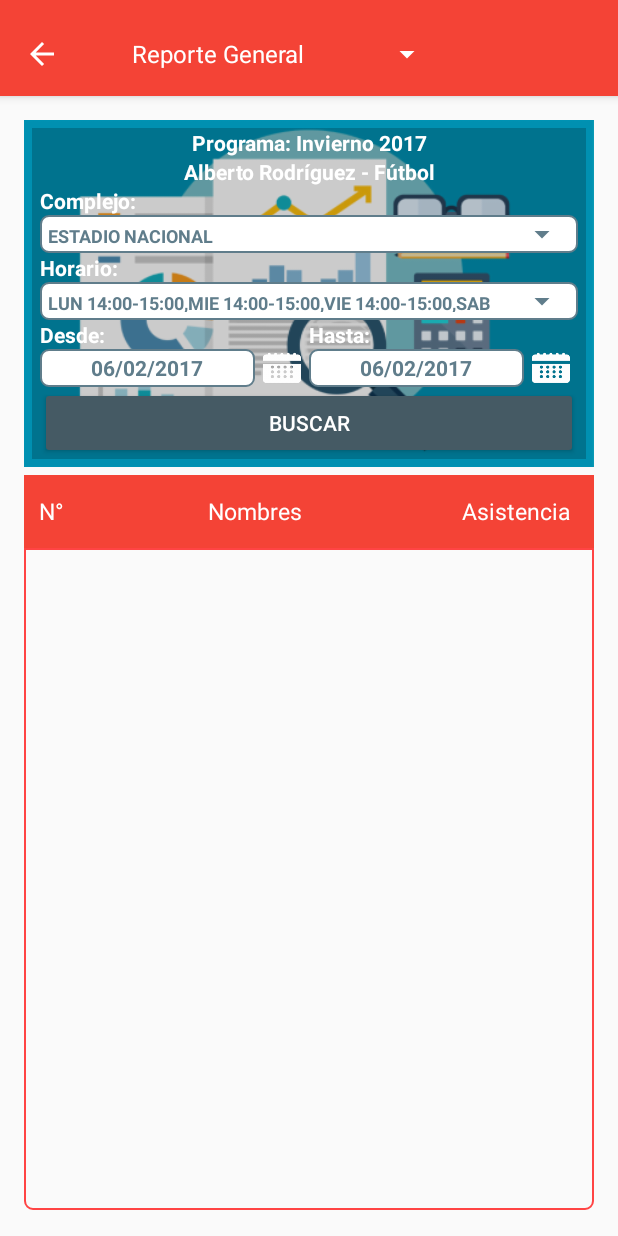
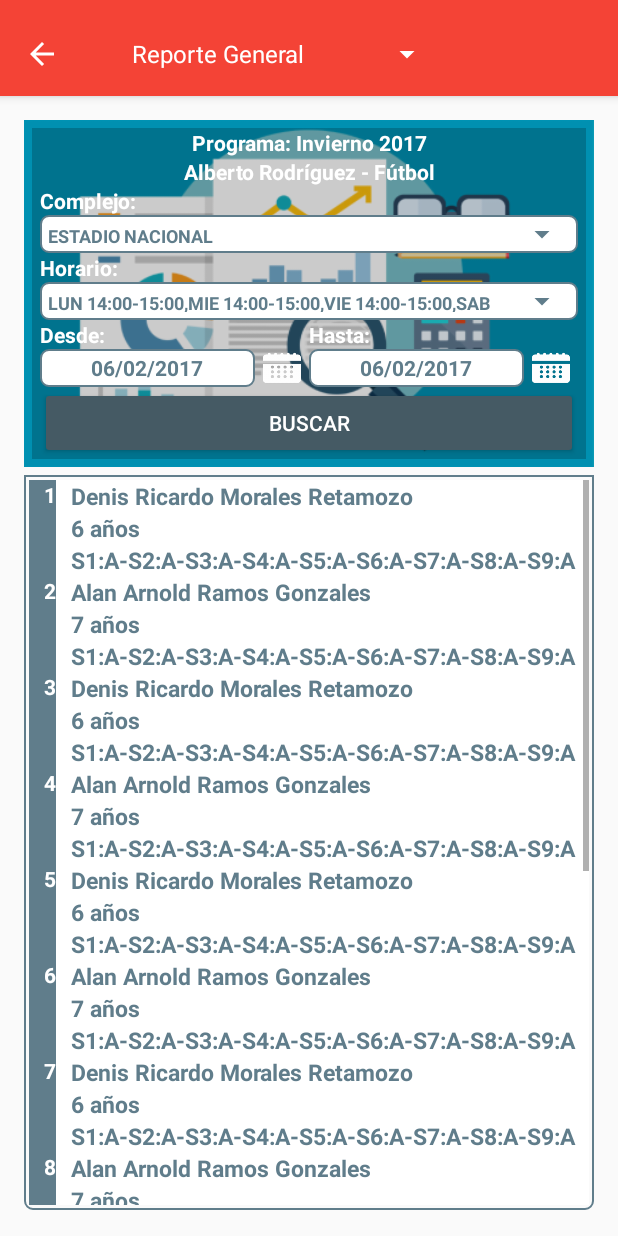
Before and after one commit to Ricindigus/ControlAsistenciaIPD, an Android app: the GeneralFragment screen opened directly, with no data from a screen before it, on a phone screen of 412 x 824 dp. Run offline under Robolectric (Android 15) with nearby library versions, the phone set to English and light mode, and no system bars.

Commit message:
agregado recycler reportes

```diff
--- /dev/null
+++ b/app/src/main/java/com/ricardo/controlasistenciaipd/AlumnoReporte.java
@@ -0,0 +1,53 @@
+package com.ricardo.controlasistenciaipd;
+
+/**
+ * Created by RICARDO on 4/03/2017.
+ */
+
+public class AlumnoReporte {
+    private String nombres;
+    private String apellidos;
+    private int edad;
+    private boolean[] asistencias;
+
+    public AlumnoReporte(){}
+
+    public AlumnoReporte(String nombres, String apellidos, int edad, boolean[] asistencias) {
+        this.nombres = nombres;
+        this.apellidos = apellidos;
+        this.edad = edad;
+        this.asistencias = asistencias;
+    }
+
+    public String getNombres() {
+        return nombres;
+    }
+
+    public void setNombres(String nombres) {
+        this.nombres = nombres;
+    }
+
+    public String getApellidos() {
+        return apellidos;
+    }
+
+    public void setApellidos(String apellidos) {
+        this.apellidos = apellidos;
+    }
+
+    public int getEdad() {
+        return edad;
+    }
+
+    public void setEdad(int edad) {
+        this.edad = edad;
+    }
+
+    public boolean[] getAsistencias() {
+        return asistencias;
+    }
+
+    public void setAsistencias(boolean[] asistencias) {
+        this.asistencias = asistencias;
+    }
+}
--- a/app/src/main/java/com/ricardo/controlasistenciaipd/AlumnoReporteAdapter.java
+++ b/app/src/main/java/com/ricardo/controlasistenciaipd/AlumnoReporteAdapter.java
@@ -13,23 +13,25 @@ import java.util.ArrayList;
  */
 
 public class AlumnoReporteAdapter extends RecyclerView.Adapter<AlumnoReporteAdapter.AlumnoViewHolder> {
-    private ArrayList<Alumno> items;
+    private ArrayList<AlumnoReporte> items;
 
     public static class AlumnoViewHolder extends RecyclerView.ViewHolder {
         // Campos respectivos de un item
         public TextView numeroAlumno;
         public TextView nombreAlumno;
+        public TextView edadAlumno;
         public TextView asistenciaAlumno;
 
         public AlumnoViewHolder(View v) {
             super(v);
-            numeroAlumno = (TextView) v.findViewById(R.id.cardviewAsistenciaNumero);
-            nombreAlumno = (TextView) v.findViewById(R.id.cardViewAsistenciaNombre);
-            asistenciaAlumno = (TextView) v.findViewById(R.id.cardViewAsistenciaEstado);
+            numeroAlumno = (TextView) v.findViewById(R.id.cardview_reporte_numero);
+            nombreAlumno = (TextView) v.findViewById(R.id.cardview_reporte_nombre);
+            edadAlumno = (TextView) v.findViewById(R.id.cardview_reporte_edad);
+            asistenciaAlumno = (TextView) v.findViewById(R.id.cardview_reporte_asistencia);
         }
     }
 
-    public AlumnoReporteAdapter(ArrayList<Alumno> items) {
+    public AlumnoReporteAdapter(ArrayList<AlumnoReporte> items) {
         this.items = items;
     }
 
@@ -41,14 +43,22 @@ public class AlumnoReporteAdapter extends RecyclerView.Adapter<AlumnoReporteAdap
     @Override
     public AlumnoReporteAdapter.AlumnoViewHolder onCreateViewHolder(ViewGroup viewGroup, int i) {
         View v = LayoutInflater.from(viewGroup.getContext())
-                .inflate(R.layout.cardview_confirmar, viewGroup, false);
+                .inflate(R.layout.cardview_alumno_reporte, viewGroup, false);
         return new AlumnoReporteAdapter.AlumnoViewHolder(v);
     }
     @Override
     public void onBindViewHolder(AlumnoReporteAdapter.AlumnoViewHolder viewHolder, int i) {
         viewHolder.numeroAlumno.setText(""+(i+1));
         viewHolder.nombreAlumno.setText(String.valueOf(items.get(i).getNombres() + " " + items.get(i).getApellidos()));
-        if(items.get(i).getAsistencia() == true) viewHolder.asistenciaAlumno.setText("A");
-        else viewHolder.asistenciaAlumno.setText("F");
+        viewHolder.edadAlumno.setText(items.get(i).getEdad()+" años");
+        String asistencias = "";
+        String valorAsistencia = "";
+        for (int j = 0; j < items.get(i).getAsistencias().length; j++) {
+            if(items.get(i).getAsistencias()[j]) valorAsistencia = "A";
+            else valorAsistencia = "F";
+            if (j > 0) asistencias = asistencias + "-S" + (j+1) + ":" + valorAsistencia;
+            else asistencias = asistencias + "S" + (j+1) + ":" + valorAsistencia;
+        }
+        viewHolder.asistenciaAlumno.setText(asistencias);
     }
 }
--- a/app/src/main/java/com/ricardo/controlasistenciaipd/AsistenciaActivity.java
+++ b/app/src/main/java/com/ricardo/controlasistenciaipd/AsistenciaActivity.java
@@ -267,14 +267,17 @@ public class AsistenciaActivity extends AppCompatActivity {
         return items;
     }
     public void cargarRecyclerView(ArrayList<Alumno> datos){
+
+        // Usar un administrador para LinearLayout
+        lManager = new LinearLayoutManager(this);
+
+        // Crear un nuevo adaptador
+        adapter = new AlumnoAdapter(datos);
+
         // Obtener el Recycler
         recycler = (RecyclerView) findViewById(R.id.reciclador);
         recycler.setHasFixedSize(true);
-        // Usar un administrador para LinearLayout
-        lManager = new LinearLayoutManager(this);
         recycler.setLayoutManager(lManager);
-        // Crear un nuevo adaptador
-        adapter = new AlumnoAdapter(datos);
         recycler.setAdapter(adapter);
     }
     public void checkClick(View v){
--- a/app/src/main/java/com/ricardo/controlasistenciaipd/ReporteGeneralActivity.java
+++ b/app/src/main/java/com/ricardo/controlasistenciaipd/ReporteGeneralActivity.java
@@ -7,6 +7,8 @@ import android.content.Intent;
 import android.support.v7.app.AlertDialog;
 import android.support.v7.app.AppCompatActivity;
 import android.os.Bundle;
+import android.support.v7.widget.LinearLayoutManager;
+import android.support.v7.widget.RecyclerView;
 import android.view.View;
 import android.widget.ArrayAdapter;
 import android.widget.DatePicker;
@@ -125,4 +127,5 @@ public class ReporteGeneralActivity extends AppCompatActivity {
         ArrayAdapter<String> adaptador=new ArrayAdapter<String>(this,R.layout.custom_spinner,datos);
         spHorarios.setAdapter(adaptador);
     }
+
 }
--- a/app/src/main/java/com/ricardo/controlasistenciaipd/fragments/GeneralFragment.java
+++ b/app/src/main/java/com/ricardo/controlasistenciaipd/fragments/GeneralFragment.java
@@ -8,6 +8,8 @@ import android.content.Intent;
 import android.support.v7.app.AlertDialog;
 import android.support.v7.app.AppCompatActivity;
 import android.os.Bundle;
+import android.support.v7.widget.LinearLayoutManager;
+import android.support.v7.widget.RecyclerView;
 import android.view.View;
 import android.widget.ArrayAdapter;
 import android.widget.DatePicker;
@@ -28,6 +30,10 @@ import android.widget.ImageButton;
 import android.widget.Spinner;
 import android.widget.TextView;
 
+import com.ricardo.controlasistenciaipd.Alumno;
+import com.ricardo.controlasistenciaipd.AlumnoAdapter;
+import com.ricardo.controlasistenciaipd.AlumnoReporte;
+import com.ricardo.controlasistenciaipd.AlumnoReporteAdapter;
 import com.ricardo.controlasistenciaipd.R;
 
 import java.util.ArrayList;
@@ -46,7 +52,11 @@ public class GeneralFragment extends Fragment {
     Spinner spComplejos;
     private ArrayList<String> complejos;
     private ArrayList<String> horarios;
-
+    private ArrayList<AlumnoReporte> alumnos;
+    RecyclerView recycler;
+    RecyclerView.Adapter adapter;
+    RecyclerView.LayoutManager lManager;
+    View view;
     public GeneralFragment() {
         // Required empty public constructor
     }
@@ -56,9 +66,11 @@ public class GeneralFragment extends Fragment {
                              Bundle savedInstanceState) {
         // Inflate the layout for this fragment
 
-        View view = inflater.inflate(R.layout.fragment_general, container, false);
+        view = inflater.inflate(R.layout.fragment_general, container, false);
         horarios = new ArrayList<String>();
         complejos = new ArrayList<String>();
+        alumnos = new ArrayList<AlumnoReporte>();
+
         horarios.add("LUN 14:00-15:00,MIE 14:00-15:00,VIE 14:00-15:00,SAB 14:00-15:00");
         horarios.add("LUN 15:00-16:00,MIE 15:00-16:00,VIE 15:00-16:00");
         horarios.add("LUN 16:00-17:00,MIE 16:00-17:00,VIE 16:00-17:00");
@@ -68,11 +80,28 @@ public class GeneralFragment extends Fragment {
         horarios.add("SAB 08:00-09:00");
         horarios.add("SAB 09:00-10:00");
         horarios.add("SAB 10:00-11:00");
+
         complejos.add("ESTADIO NACIONAL");
         complejos.add("ESTADIO DELLE ALPHI");
         complejos.add("ESTADIO CAMP NOU");
         complejos.add("EMIRATES STADIUM");
         complejos.add("ESTADIO SANTIAGO BERNABEU");
+
+        boolean[] arrayAsistencias = {true,true,true,true,true,true,true,true,true};
+        alumnos.add(new AlumnoReporte("Denis Ricardo","Morales Retamozo",6,arrayAsistencias));
+        alumnos.add(new AlumnoReporte("Alan Arnold","Ramos Gonzales",7,arrayAsistencias));
+        alumnos.add(new AlumnoReporte("Denis Ricardo","Morales Retamozo",6,arrayAsistencias));
+        alumnos.add(new AlumnoReporte("Alan Arnold","Ramos Gonzales",7,arrayAsistencias));
+        alumnos.add(new AlumnoReporte("Denis Ricardo","Morales Retamozo",6,arrayAsistencias));
+        alumnos.add(new AlumnoReporte("Alan Arnold","Ramos Gonzales",7,arrayAsistencias));
+        alumnos.add(new AlumnoReporte("Denis Ricardo","Morales Retamozo",6,arrayAsistencias));
+        alumnos.add(new AlumnoReporte("Alan Arnold","Ramos Gonzales",7,arrayAsistencias));
+        alumnos.add(new AlumnoReporte("Denis Ricardo","Morales Retamozo",6,arrayAsistencias));
+        alumnos.add(new AlumnoReporte("Alan Arnold","Ramos Gonzales",7,arrayAsistencias));
+        alumnos.add(new AlumnoReporte("Denis Ricardo","Morales Retamozo",6,arrayAsistencias));
+        alumnos.add(new AlumnoReporte("Alan Arnold","Ramos Gonzales",7,arrayAsistencias));
+        alumnos.add(new AlumnoReporte("Denis Ricardo","Morales Retamozo",6,arrayAsistencias));
+        alumnos.add(new AlumnoReporte("Alan Arnold","Ramos Gonzales",7,arrayAsistencias));
 
         spHorarios = (Spinner)view.findViewById(R.id.sp_reporte_horario);
         spComplejos = (Spinner)view.findViewById(R.id.sp_reporte_complejo);
@@ -136,6 +165,7 @@ public class GeneralFragment extends Fragment {
                 datePickerDialog.show();
             }
         });
+        cargarRecyclerView(alumnos);
         return view;
     }
     public void cargarSpiner(ArrayList<String> datos, int spinner){
@@ -146,4 +176,18 @@ public class GeneralFragment extends Fragment {
             spHorarios.setAdapter(adaptador);
     }
 
+    public void cargarRecyclerView(ArrayList<AlumnoReporte> datos){
+
+        // Usar un administrador para LinearLayout
+        lManager = new LinearLayoutManager(getActivity());
+
+        // Crear un nuevo adaptador
+        adapter = new AlumnoReporteAdapter(datos);
+
+        // Obtener el Recycler
+        recycler = (RecyclerView) view.findViewById(R.id.recyclerview_reporte);
+        recycler.setHasFixedSize(true);
+        recycler.setLayoutManager(lManager);
+        recycler.setAdapter(adapter);
+    }
 }
--- /dev/null
+++ b/app/src/main/res/layout/cardview_alumno_reporte.xml
@@ -0,0 +1,65 @@
+<?xml version="1.0" encoding="utf-8"?>
+<android.support.v7.widget.CardView
+    xmlns:android="http://schemas.android.com/apk/res/android"
+    xmlns:cardview="http://schemas.android.com/apk/res-auto"
+    android:id="@+id/alumnoCard"
+    android:layout_height="wrap_content"
+    android:layout_width="match_parent"
+    cardview:cardCornerRadius="0dp"
+    cardview:cardElevation="0dp">
+
+    <LinearLayout
+        android:layout_width="match_parent"
+        android:layout_height="wrap_content"
+        android:orientation="horizontal">
+
+        <TextView
+            android:id="@+id/cardview_reporte_numero"
+            android:layout_width="wrap_content"
+            android:layout_height="match_parent"
+            android:layout_gravity="center"
+            android:layout_weight="0"
+            android:paddingLeft="10dp"
+            android:text="1."
+            android:background="@color/colorAccent"
+            android:textColor="@color/colorIcons"
+            android:textStyle="bold" />
+
+        <LinearLayout
+            android:layout_width="wrap_content"
+            android:layout_height="wrap_content"
+            android:layout_weight="1"
+            android:gravity="center_vertical"
+            android:orientation="vertical">
+
+            <TextView
+            android:id="@+id/cardview_reporte_nombre"
+            android:layout_width="match_parent"
+            android:layout_height="wrap_content"
+            android:paddingLeft="10dp"
+            android:text="Morales Retamozo Denis Ricardo"
+            android:textColor="@color/colorAccent"
+            android:textSize="15sp"
+            android:textStyle="bold" />
+            <TextView
+                android:id="@+id/cardview_reporte_edad"
+                android:layout_width="match_parent"
+                android:layout_height="wrap_content"
+                android:paddingLeft="10dp"
+                android:text="5 años"
+                android:textColor="@color/colorAccent"
+                android:textSize="15sp"
+                android:textStyle="bold" />
+            <TextView
+                android:id="@+id/cardview_reporte_asistencia"
+                android:layout_width="match_parent"
+                android:layout_height="wrap_content"
+                android:paddingLeft="10dp"
+                android:text="S1:A-S2:A-S3:A-S4:F-S5:A-S6:A-S7:A-S8:A-S9:A"
+                android:textColor="@color/colorAccent"
+                android:textSize="15sp"
+                android:textStyle="bold" />
+        </LinearLayout>
+
+    </LinearLayout>
+</android.support.v7.widget.CardView>
--- a/app/src/main/res/layout/fragment_general.xml
+++ b/app/src/main/res/layout/fragment_general.xml
@@ -192,56 +192,14 @@
                 android:layout_width="match_parent"
                 android:layout_height="match_parent"
                 android:layout_weight="1">
-                <LinearLayout
+                <android.support.v7.widget.RecyclerView
+                    android:id="@+id/recyclerview_reporte"
                     android:layout_width="match_parent"
-                    android:layout_height="0dp"
-                    android:layout_weight="1"
-                    android:background="@color/colorPrimary"
-                    android:gravity="center">
-                    <TextView
-                        android:layout_width="wrap_content"
-                        android:layout_height="wrap_content"
-                        android:text="N°"
-                        android:textColor="@android:color/white"
-                        android:textSize="15sp"
-                        android:layout_weight="0"
-                        android:textAlignment="center"
-                        android:paddingLeft="10dp"
-                        />
-                    <TextView
-                        android:layout_width="wrap_content"
-                        android:layout_height="wrap_content"
-                        android:text="Nombres"
-                        android:textColor="@android:color/white"
-                        android:textSize="15sp"
-                        android:paddingLeft="4dp"
-                        android:layout_weight="6"
-                        android:textAlignment="center"
-                        />
-                    <TextView
-                        android:layout_width="wrap_content"
-                        android:layout_height="wrap_content"
-                        android:text="Asistencia"
-                        android:textSize="15sp"
-                        android:textColor="@android:color/white"
-                        android:layout_weight="1"
-                        android:textAlignment="center"
-                        />
-                </LinearLayout>
-                <LinearLayout
-                    android:layout_width="match_parent"
-                    android:layout_height="0dp"
-                    android:orientation="vertical"
-                    android:layout_weight="9">
-                    <android.support.v7.widget.RecyclerView
-                        android:padding="3dp"
-                        android:id="@+id/reciclador"
-                        android:layout_width="match_parent"
-                        android:layout_height="match_parent"
-                        android:layout_marginBottom="1dp"
-                        android:scrollbars="vertical"
-                        android:background="@drawable/border_layout"/>
-                </LinearLayout>
+                    android:layout_height="match_parent"
+                    android:layout_marginBottom="1dp"
+                    android:background="@drawable/border_layout_black"
+                    android:padding="3dp"
+                    android:scrollbars="vertical" />
             </LinearLayout>
         </LinearLayout>
 
--- a/build.gradle
+++ b/build.gradle
@@ -5,7 +5,7 @@ buildscript {
         jcenter()
     }
     dependencies {
-        classpath 'com.android.tools.build:gradle:2.2.3'
+        classpath 'com.android.tools.build:gradle:2.3.0'
 
         // NOTE: Do not place your application dependencies here; they belong
         // in the individual module build.gradle files
```
Also changed, not shown: gradle/wrapper/gradle-wrapper.properties.
